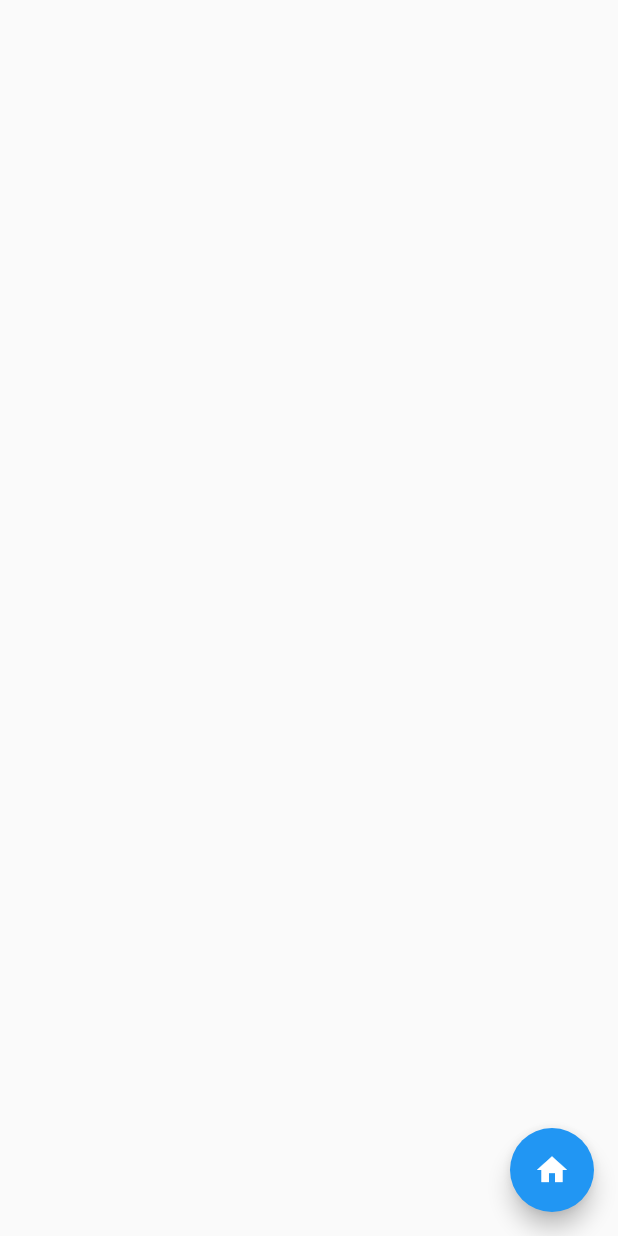
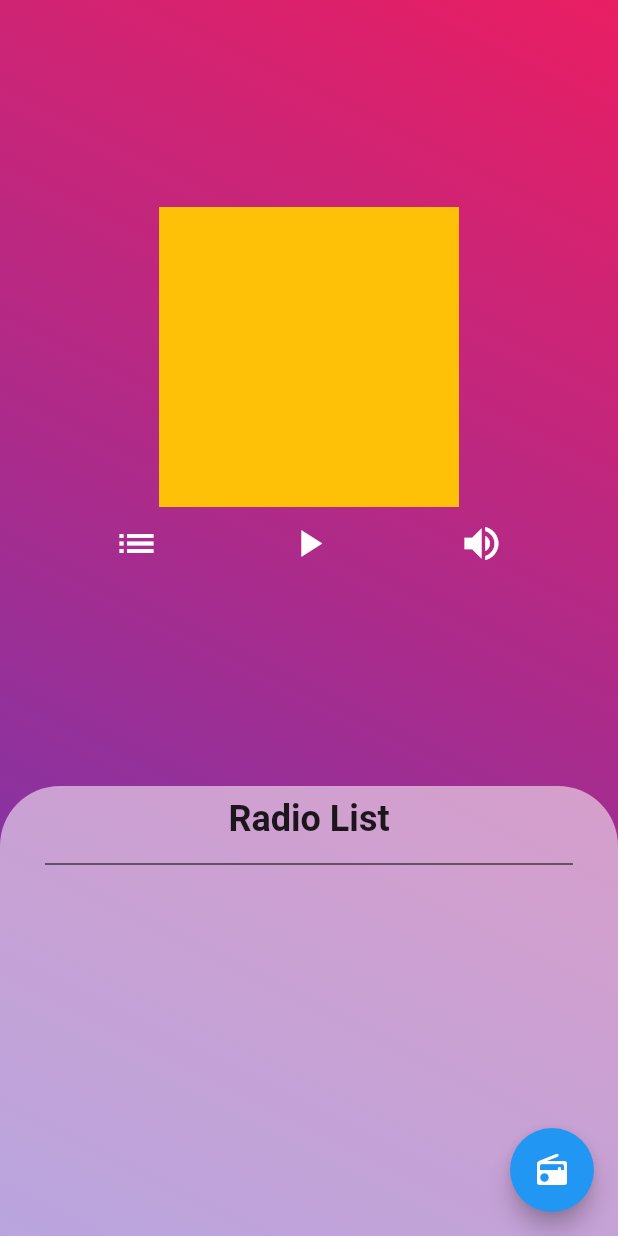
Before and after one commit to johnolamide/q-radio, a Flutter app: the screen it shows after launch, on a phone screen of 412 x 824 dp. Run offline on Flutter 3.47's test engine with Material 2 defaults, Android fonts, the phone set to English and light mode, and no system bars.

Commit message:
created radio stations

```diff
--- a/lib/screens/home_screen.dart
+++ b/lib/screens/home_screen.dart
@@ -1,4 +1,6 @@
 import 'package:flutter/material.dart';
+import 'package:q_radio/widgets/gradient_background.dart';
+import 'package:q_radio/widgets/radio_player.dart';
 
 class HomeScreen extends StatelessWidget {
   const HomeScreen({super.key});
@@ -6,9 +8,10 @@ class HomeScreen extends StatelessWidget {
   @override
   Widget build(BuildContext context) {
     return Scaffold(
+      body: GradientBackground(child: RadioPlayer()),
       floatingActionButton: FloatingActionButton(
         onPressed: (() => print("pressed")),
-        child: const Icon(Icons.home),
+        child: const Icon(Icons.radio_rounded),
       ),
     );
   }
--- /dev/null
+++ b/lib/widgets/radio_player.dart
@@ -0,0 +1,78 @@
+import 'dart:ui';
+
+import 'package:flutter/material.dart';
+
+class RadioPlayer extends StatefulWidget {
+  const RadioPlayer({super.key});
+
+  @override
+  State<RadioPlayer> createState() => _RadioPlayerState();
+}
+
+class _RadioPlayerState extends State<RadioPlayer> {
+  @override
+  Widget build(BuildContext context) {
+    return Column(
+      mainAxisAlignment: MainAxisAlignment.center,
+      children: [
+        Expanded(
+          child: Column(
+            mainAxisAlignment: MainAxisAlignment.center,
+            children: [
+              Container(
+                height: 200,
+                width: 200,
+                color: Colors.amber,
+              ),
+              Row(
+                mainAxisAlignment: MainAxisAlignment.spaceEvenly,
+                children: [
+                  IconButton(
+                      onPressed: () {},
+                      color: Colors.white,
+                      iconSize: 30,
+                      icon: const Icon(Icons.list)),
+                  IconButton(
+                      onPressed: () {},
+                      color: Colors.white,
+                      iconSize: 30,
+                      icon: const Icon(Icons.play_arrow)),
+                  IconButton(
+                      onPressed: () {},
+                      color: Colors.white,
+                      iconSize: 30,
+                      icon: const Icon(Icons.volume_up)),
+                ],
+              ),
+            ],
+          ),
+        ),
+        Container(
+          height: 300,
+          width: double.infinity,
+          decoration: const BoxDecoration(
+            color: Colors.white54,
+            borderRadius: BorderRadius.vertical(top: Radius.circular(40)),
+            // borderRadius: BorderRadius.vertical(top: Radius.elliptical(250, 50)),
+          ),
+          child: Column(
+            children: const [
+              Padding(
+                padding: EdgeInsets.all(8.0),
+                child: Text(
+                  "Radio List",
+                  style: TextStyle(fontSize: 24, fontWeight: FontWeight.bold),
+                ),
+              ),
+              Divider(
+                color: Colors.black,
+                indent: 30,
+                endIndent: 30,
+              )
+            ],
+          ),
+        )
+      ],
+    );
+  }
+}
```
Also changed, not shown: lib/models/radio_station.dart (added, +8 -0 lines), lib/utils/radio_stations.dart (added, +23 -0 lines), lib/widgets/radio_list.dart (added, +24 -0 lines), 1 other file.
